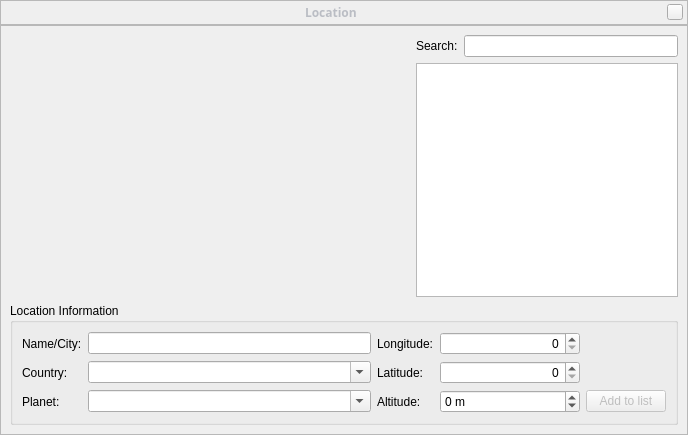
519984307/stellarium_src, file src/gui/locationDialogGui.ui: the form before one commit.
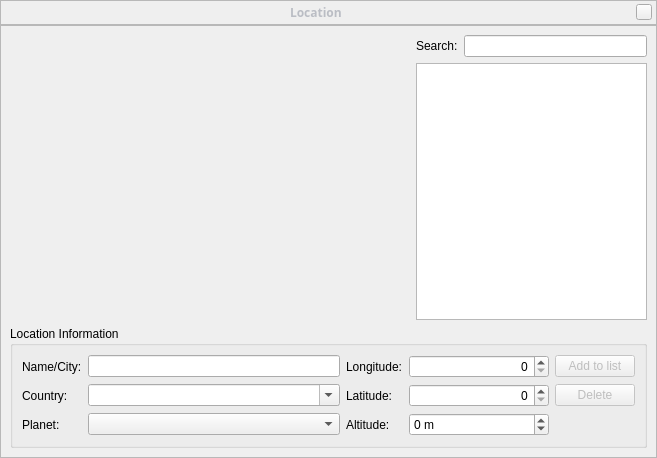
The form after the commit. Icons and pictures are not drawn. Custom widgets are drawn as their Qt base class.

Commit message: Improved location naming, interface behaviour.

The edit to the form file:
```diff
--- a/src/gui/locationDialogGui.ui
+++ b/src/gui/locationDialogGui.ui
@@ -5,8 +5,8 @@
    <rect>
     <x>0</x>
     <y>0</y>
-    <width>688</width>
-    <height>435</height>
+    <width>657</width>
+    <height>458</height>
    </rect>
   </property>
   <property name="windowTitle" >
@@ -255,17 +255,17 @@
            </property>
           </widget>
          </item>
-         <item row="0" column="2" >
+         <item row="0" column="1" >
           <widget class="QLineEdit" name="cityNameLineEdit" />
          </item>
-         <item row="0" column="3" >
+         <item row="0" column="2" >
           <widget class="QLabel" name="label" >
            <property name="text" >
             <string>Longitude:</string>
            </property>
           </widget>
          </item>
-         <item row="0" column="4" >
+         <item row="0" column="3" >
           <widget class="AngleSpinBox" name="longitudeSpinBox" >
            <property name="minimumSize" >
             <size>
@@ -288,14 +288,21 @@
            </property>
           </widget>
          </item>
-         <item row="1" column="3" >
+         <item row="1" column="1" >
+          <widget class="QComboBox" name="countryNameComboBox" >
+           <property name="editable" >
+            <bool>true</bool>
+           </property>
+          </widget>
+         </item>
+         <item row="1" column="2" >
           <widget class="QLabel" name="label_5" >
            <property name="text" >
             <string>Latitude:</string>
            </property>
           </widget>
          </item>
-         <item row="1" column="4" >
+         <item row="1" column="3" >
           <widget class="AngleSpinBox" name="latitudeSpinBox" >
            <property name="minimumSize" >
             <size>
@@ -318,14 +325,21 @@
            </property>
           </widget>
          </item>
-         <item row="2" column="3" >
+         <item row="2" column="1" >
+          <widget class="QComboBox" name="planetNameComboBox" >
+           <property name="editable" >
+            <bool>false</bool>
+           </property>
+          </widget>
+         </item>
+         <item row="2" column="2" >
           <widget class="QLabel" name="label_7" >
            <property name="text" >
             <string>Altitude:</string>
            </property>
           </widget>
          </item>
-         <item row="2" column="4" >
+         <item row="2" column="3" >
           <widget class="QSpinBox" name="altitudeSpinBox" >
            <property name="minimumSize" >
             <size>
@@ -350,7 +364,7 @@
            </property>
           </widget>
          </item>
-         <item row="2" column="5" >
+         <item row="0" column="4" >
           <widget class="QPushButton" name="saveLocationPushButton" >
            <property name="enabled" >
             <bool>false</bool>
@@ -360,17 +374,13 @@
            </property>
           </widget>
          </item>
-         <item row="2" column="2" >
-          <widget class="QComboBox" name="planetNameComboBox" >
-           <property name="editable" >
-            <bool>true</bool>
+         <item row="1" column="4" >
+          <widget class="QPushButton" name="pushButton" >
+           <property name="enabled" >
+            <bool>false</bool>
            </property>
-          </widget>
-         </item>
-         <item row="1" column="2" >
-          <widget class="QComboBox" name="countryNameComboBox" >
-           <property name="editable" >
-            <bool>true</bool>
+           <property name="text" >
+            <string>Delete</string>
            </property>
           </widget>
          </item>
```
The commit also changes 6 other files.
